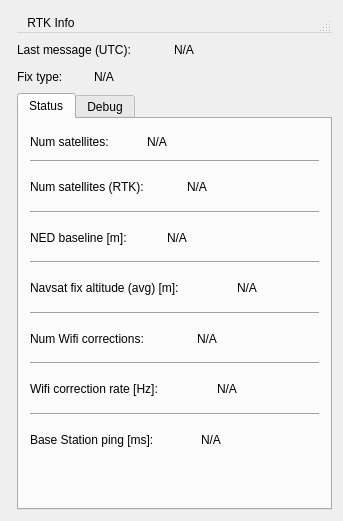
Before: the Qt Designer form rqt_gps_rtk_plugin/resource/gps_rtk_plugin.ui in ethz-asl/ethz_piksi_ros, drawn with Qt 5.
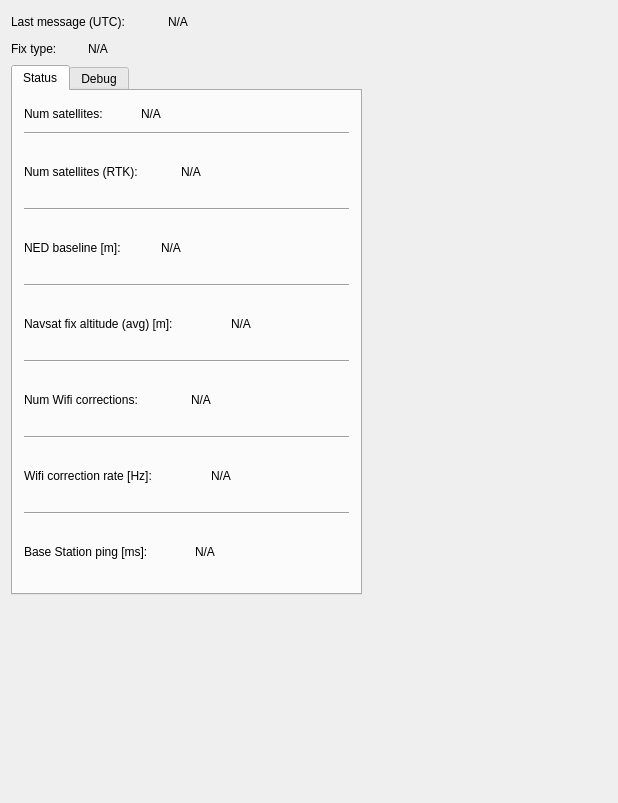
After: the same form once the commit is applied.

Commit message: [GUI] Dynamically set GUI width/height.

```diff
--- a/rqt_gps_rtk_plugin/resource/gps_rtk_plugin.ui
+++ b/rqt_gps_rtk_plugin/resource/gps_rtk_plugin.ui
@@ -6,15 +6,127 @@
    <rect>
     <x>0</x>
     <y>0</y>
-    <width>343</width>
-    <height>521</height>
+    <width>618</width>
+    <height>803</height>
    </rect>
   </property>
   <property name="windowTitle">
    <string>GpsRtkInfo</string>
   </property>
-  <layout class="QGridLayout" name="gridLayout_5">
-   <item row="5" column="1">
+  <layout class="QHBoxLayout" name="horizontalLayout_17">
+   <item>
+    <layout class="QVBoxLayout" name="verticalLayout_5">
+     <item>
+      <layout class="QHBoxLayout" name="horizontalLayout">
+       <item>
+        <widget class="QLabel" name="label_nodeStatus_description">
+         <property name="sizePolicy">
+          <sizepolicy hsizetype="Fixed" vsizetype="Preferred">
+           <horstretch>0</horstretch>
+           <verstretch>0</verstretch>
+          </sizepolicy>
+         </property>
+         <property name="minimumSize">
+          <size>
+           <width>151</width>
+           <height>21</height>
+          </size>
+         </property>
+         <property name="text">
+          <string>Last message (UTC):</string>
+         </property>
+        </widget>
+       </item>
+       <item>
+        <widget class="QLabel" name="label_nodeStatus">
+         <property name="minimumSize">
+          <size>
+           <width>91</width>
+           <height>21</height>
+          </size>
+         </property>
+         <property name="styleSheet">
+          <string notr="true"/>
+         </property>
+         <property name="text">
+          <string>N/A</string>
+         </property>
+        </widget>
+       </item>
+       <item>
+        <spacer name="horizontalSpacer_2">
+         <property name="orientation">
+          <enum>Qt::Horizontal</enum>
+         </property>
+         <property name="sizeHint" stdset="0">
+          <size>
+           <width>40</width>
+           <height>20</height>
+          </size>
+         </property>
+        </spacer>
+       </item>
+      </layout>
+     </item>
+     <item>
+      <layout class="QHBoxLayout" name="horizontalLayout_2">
+       <item>
+        <widget class="QLabel" name="label_fixType_description">
+         <property name="sizePolicy">
+          <sizepolicy hsizetype="Fixed" vsizetype="Preferred">
+           <horstretch>0</horstretch>
+           <verstretch>0</verstretch>
+          </sizepolicy>
+         </property>
+         <property name="minimumSize">
+          <size>
+           <width>71</width>
+           <height>21</height>
+          </size>
+         </property>
+         <property name="text">
+          <string>Fix type:</string>
+         </property>
+        </widget>
+       </item>
+       <item>
+        <widget class="QLabel" name="label_fixType">
+         <property name="sizePolicy">
+          <sizepolicy hsizetype="Preferred" vsizetype="Preferred">
+           <horstretch>0</horstretch>
+           <verstretch>0</verstretch>
+          </sizepolicy>
+         </property>
+         <property name="minimumSize">
+          <size>
+           <width>51</width>
+           <height>21</height>
+          </size>
+         </property>
+         <property name="styleSheet">
+          <string notr="true"/>
+         </property>
+         <property name="text">
+          <string>N/A</string>
+         </property>
+        </widget>
+       </item>
+       <item>
+        <spacer name="horizontalSpacer">
+         <property name="orientation">
+          <enum>Qt::Horizontal</enum>
+         </property>
+         <property name="sizeHint" stdset="0">
+          <size>
+           <width>40</width>
+           <height>20</height>
+          </size>
+         </property>
+        </spacer>
+       </item>
+      </layout>
+     </item>
+     <item>
     <widget class="QTabWidget" name="tabWidget">
      <property name="layoutDirection">
       <enum>Qt::LeftToRight</enum>
@@ -414,22 +526,6 @@
            </item>
           </layout>
          </item>
-         <item row="1" column="0">
-          <spacer name="verticalSpacer_3">
-           <property name="orientation">
-            <enum>Qt::Vertical</enum>
-           </property>
-           <property name="sizeType">
-            <enum>QSizePolicy::Preferred</enum>
-           </property>
-           <property name="sizeHint" stdset="0">
-            <size>
-             <width>20</width>
-             <height>40</height>
-            </size>
-           </property>
-          </spacer>
-         </item>
         </layout>
        </item>
       </layout>
@@ -1011,103 +1107,23 @@
      </widget>
     </widget>
    </item>
-   <item row="3" column="1">
-    <layout class="QHBoxLayout" name="horizontalLayout">
      <item>
-      <widget class="QLabel" name="label_nodeStatus_description">
-       <property name="sizePolicy">
-        <sizepolicy hsizetype="Fixed" vsizetype="Preferred">
-         <horstretch>0</horstretch>
-         <verstretch>0</verstretch>
-        </sizepolicy>
-       </property>
-       <property name="minimumSize">
-        <size>
-         <width>151</width>
-         <height>21</height>
-        </size>
-       </property>
-       <property name="text">
-        <string>Last message (UTC):</string>
-       </property>
-      </widget>
-     </item>
-     <item>
-      <widget class="QLabel" name="label_nodeStatus">
-       <property name="minimumSize">
-        <size>
-         <width>91</width>
-         <height>21</height>
-        </size>
-       </property>
-       <property name="styleSheet">
-        <string notr="true"/>
-       </property>
-       <property name="text">
-        <string>N/A</string>
-       </property>
-      </widget>
-     </item>
-     <item>
-      <spacer name="horizontalSpacer_2">
+      <spacer name="verticalSpacer_3">
        <property name="orientation">
-        <enum>Qt::Horizontal</enum>
+        <enum>Qt::Vertical</enum>
        </property>
        <property name="sizeHint" stdset="0">
         <size>
-         <width>40</width>
-         <height>20</height>
+         <width>20</width>
+         <height>40</height>
         </size>
        </property>
       </spacer>
      </item>
     </layout>
    </item>
-   <item row="4" column="1">
-    <layout class="QHBoxLayout" name="horizontalLayout_2">
      <item>
-      <widget class="QLabel" name="label_fixType_description">
-       <property name="sizePolicy">
-        <sizepolicy hsizetype="Fixed" vsizetype="Preferred">
-         <horstretch>0</horstretch>
-         <verstretch>0</verstretch>
-        </sizepolicy>
-       </property>
-       <property name="minimumSize">
-        <size>
-         <width>71</width>
-         <height>21</height>
-        </size>
-       </property>
-       <property name="text">
-        <string>Fix type:</string>
-       </property>
-      </widget>
-     </item>
-     <item>
-      <widget class="QLabel" name="label_fixType">
-       <property name="sizePolicy">
-        <sizepolicy hsizetype="Preferred" vsizetype="Preferred">
-         <horstretch>0</horstretch>
-         <verstretch>0</verstretch>
-        </sizepolicy>
-       </property>
-       <property name="minimumSize">
-        <size>
-         <width>51</width>
-         <height>21</height>
-        </size>
-       </property>
-       <property name="styleSheet">
-        <string notr="true"/>
-       </property>
-       <property name="text">
-        <string>N/A</string>
-       </property>
-      </widget>
-     </item>
-     <item>
-      <spacer name="horizontalSpacer">
+    <spacer name="horizontalSpacer_17">
        <property name="orientation">
         <enum>Qt::Horizontal</enum>
        </property>
@@ -1120,31 +1136,6 @@
       </spacer>
      </item>
     </layout>
-   </item>
-   <item row="1" column="1">
-    <widget class="QMenuBar" name="menuBar">
-     <widget class="QMenu" name="menuGPS_RTK">
-      <property name="title">
-       <string>RTK Info</string>
-      </property>
-     </widget>
-     <addaction name="menuGPS_RTK"/>
-    </widget>
-   </item>
-   <item row="0" column="0" rowspan="2" colspan="2">
-    <widget class="QStatusBar" name="statusBar"/>
-   </item>
-  </layout>
-  <widget class="QToolBar" name="mainToolBar">
-   <property name="geometry">
-    <rect>
-     <x>0</x>
-     <y>0</y>
-     <width>16</width>
-     <height>17</height>
-    </rect>
-   </property>
-  </widget>
  </widget>
  <layoutdefault spacing="6" margin="11"/>
  <resources/>
```
Left out of the diff: 3 changed lines with no effect on the pictures. Lines whose indentation alone changed are shown as unchanged.
